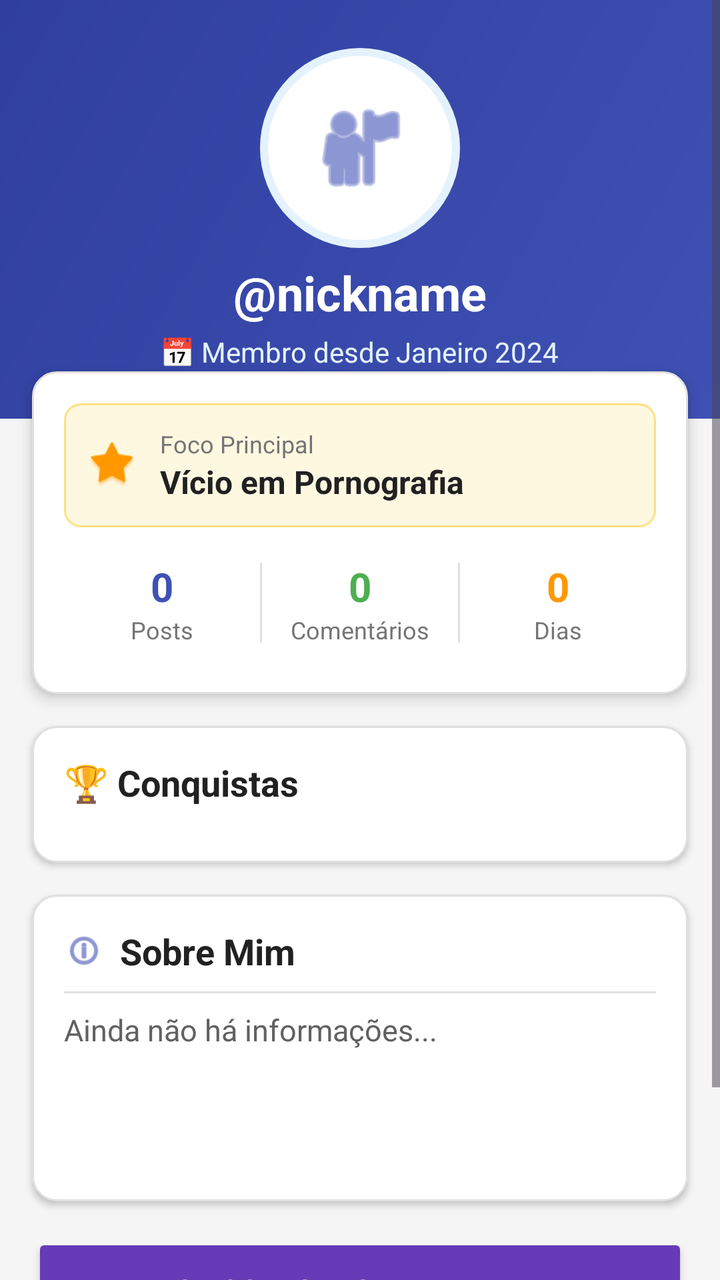
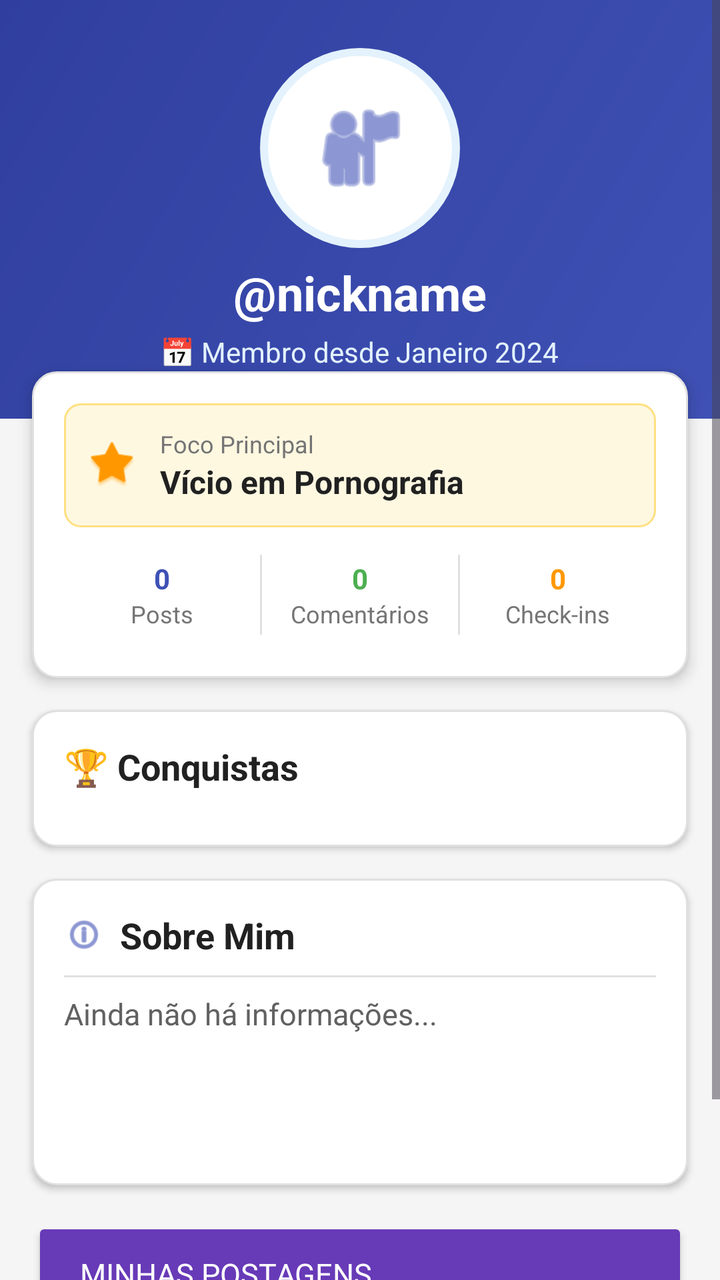

Before-and-after screenshots of an Android layout around one commit, followed by the original layout XML and the change that was made.
<!-- AndroidManifest.xml: application theme Theme.App_Conquistas_2 -->
<!-- res/layout/tela_perfil.xml -->
<?xml version="1.0" encoding="utf-8"?>
<ScrollView xmlns:android="http://schemas.android.com/apk/res/android"
    xmlns:tools="http://schemas.android.com/tools"
    android:layout_width="match_parent"
    android:layout_height="match_parent"
    android:background="#F5F5F5"
    android:fillViewport="true"
    tools:context=".PerfilActivity">

    <RelativeLayout
        android:layout_width="match_parent"
        android:layout_height="wrap_content"
        android:paddingBottom="16dp">

        
        <LinearLayout
            android:id="@+id/headerPerfil"
            android:layout_width="match_parent"
            android:layout_height="wrap_content"
            android:background="@drawable/header_gradient"
            android:gravity="center"
            android:orientation="vertical"
            android:padding="24dp">

            <ImageView
                android:id="@+id/imageViewPerfilIcon"
                android:layout_width="100dp"
                android:layout_height="100dp"
                android:background="@drawable/profile_circle_background"
                android:contentDescription="Ícone do Perfil"
                android:padding="24dp"
                android:src="@android:drawable/ic_menu_myplaces"
                android:tint="#3F51B5" />

            <TextView
                android:id="@+id/textViewNickUsuario"
                android:layout_width="wrap_content"
                android:layout_height="wrap_content"
                android:layout_marginTop="6dp"
                android:text="@nickname"
                android:textColor="#FFFFFF"
                android:textSize="24sp"
                android:textStyle="bold" />

            <TextView
                android:id="@+id/textViewDataEntrada"
                android:layout_width="wrap_content"
                android:layout_height="wrap_content"
                android:layout_marginTop="4dp"
                android:text="📅 Membro desde Janeiro 2024"
                android:textColor="#E3F2FD"
                android:textSize="14sp" />
        </LinearLayout>

        
        <LinearLayout
            android:id="@+id/cardInfo"
            android:layout_width="match_parent"
            android:layout_height="wrap_content"
            android:layout_below="@id/headerPerfil"
            android:layout_marginStart="16dp"
            android:layout_marginTop="-24dp"
            android:layout_marginEnd="16dp"
            android:background="@drawable/card_background"
            android:elevation="4dp"
            android:orientation="vertical"
            android:padding="16dp">

            <LinearLayout
                android:layout_width="match_parent"
                android:layout_height="wrap_content"
                android:background="@drawable/info_item_background"
                android:gravity="center_vertical"
                android:orientation="horizontal"
                android:padding="12dp">

                <ImageView
                    android:layout_width="24dp"
                    android:layout_height="24dp"
                    android:contentDescription="Foco"
                    android:src="@android:drawable/star_big_on"
                    android:tint="#FF9800" />

                <LinearLayout
                    android:layout_width="0dp"
                    android:layout_height="wrap_content"
                    android:layout_marginStart="12dp"
                    android:layout_weight="1"
                    android:orientation="vertical">

                    <TextView
                        android:layout_width="wrap_content"
                        android:layout_height="wrap_content"
                        android:text="Foco Principal"
                        android:textColor="#757575"
                        android:textSize="12sp" />

                    <TextView
                        android:id="@+id/textViewVicioUsuario"
                        android:layout_width="wrap_content"
                        android:layout_height="wrap_content"
                        android:text="Vício em Pornografia"
                        android:textColor="#212121"
                        android:textSize="16sp"
                        android:textStyle="bold" />
                </LinearLayout>
            </LinearLayout>

            <LinearLayout
                android:layout_width="match_parent"
                android:layout_height="wrap_content"
                android:layout_marginTop="8dp"
                android:gravity="center"
                android:orientation="horizontal">

                <LinearLayout
                    android:layout_width="0dp"
                    android:layout_height="wrap_content"
                    android:layout_weight="1"
                    android:gravity="center"
                    android:orientation="vertical"
                    android:padding="8dp">

                    <TextView
                        android:id="@+id/textViewNumPosts"
                        android:layout_width="wrap_content"
                        android:layout_height="wrap_content"
                        android:text="0"
                        android:textColor="#3F51B5"
                        android:textSize="20sp"
                        android:textStyle="bold" />

                    <TextView
                        android:layout_width="wrap_content"
                        android:layout_height="wrap_content"
                        android:text="Posts"
                        android:textColor="#757575"
                        android:textSize="12sp" />
                </LinearLayout>

                <View
                    android:layout_width="1dp"
                    android:layout_height="40dp"
                    android:background="#E0E0E0" />

                <LinearLayout
                    android:layout_width="0dp"
                    android:layout_height="wrap_content"
                    android:layout_weight="1"
                    android:gravity="center"
                    android:orientation="vertical"
                    android:padding="8dp">

                    <TextView
                        android:id="@+id/textViewNumComentarios"
                        android:layout_width="wrap_content"
                        android:layout_height="wrap_content"
                        android:text="0"
                        android:textColor="#4CAF50"
                        android:textSize="20sp"
                        android:textStyle="bold" />

                    <TextView
                        android:layout_width="wrap_content"
                        android:layout_height="wrap_content"
                        android:text="Comentários"
                        android:textColor="#757575"
                        android:textSize="12sp" />
                </LinearLayout>

                <View
                    android:layout_width="1dp"
                    android:layout_height="40dp"
                    android:background="#E0E0E0" />

                <LinearLayout
                    android:layout_width="0dp"
                    android:layout_height="wrap_content"
                    android:layout_weight="1"
                    android:gravity="center"
                    android:orientation="vertical"
                    android:padding="8dp">

                    <TextView
                        android:id="@+id/textViewDiasAtivos"
                        android:layout_width="wrap_content"
                        android:layout_height="wrap_content"
                        android:text="0"
                        android:textColor="#FF9800"
                        android:textSize="20sp"
                        android:textStyle="bold" />

                    <TextView
                        android:layout_width="wrap_content"
                        android:layout_height="wrap_content"
                        android:text="Dias"
                        android:textColor="#757575"
                        android:textSize="12sp" />
                </LinearLayout>
            </LinearLayout>
        </LinearLayout>

        
        <LinearLayout
            android:id="@+id/badgesSection"
            android:layout_width="match_parent"
            android:layout_height="wrap_content"
            android:layout_below="@id/cardInfo"
            android:layout_marginStart="16dp"
            android:layout_marginTop="16dp"
            android:layout_marginEnd="16dp"
            android:background="@drawable/card_background"
            android:elevation="2dp"
            android:orientation="vertical"
            android:padding="16dp">

            <TextView
                android:layout_width="wrap_content"
                android:layout_height="wrap_content"
                android:text="🏆 Conquistas"
                android:textColor="#212121"
                android:textSize="18sp"
                android:textStyle="bold" />

            <HorizontalScrollView
                android:layout_width="match_parent"
                android:layout_height="wrap_content"
                android:layout_marginTop="12dp"
                android:scrollbars="none">

                <LinearLayout
                    android:id="@+id/layoutBadges"
                    android:layout_width="wrap_content"
                    android:layout_height="wrap_content"
                    android:orientation="horizontal">
                    
                </LinearLayout>
            </HorizontalScrollView>
        </LinearLayout>

        
        <LinearLayout
            android:id="@+id/sobreLayout"
            android:layout_width="match_parent"
            android:layout_height="wrap_content"
            android:layout_below="@id/badgesSection"
            android:layout_marginStart="16dp"
            android:layout_marginTop="16dp"
            android:layout_marginEnd="16dp"
            android:background="@drawable/card_background"
            android:elevation="2dp"
            android:orientation="vertical"
            android:padding="16dp">

            <LinearLayout
                android:layout_width="match_parent"
                android:layout_height="wrap_content"
                android:gravity="center_vertical"
                android:orientation="horizontal">

                <ImageView
                    android:layout_width="20dp"
                    android:layout_height="20dp"
                    android:contentDescription="Info"
                    android:src="@android:drawable/ic_menu_info_details"
                    android:tint="#3F51B5" />

                <TextView
                    android:layout_width="wrap_content"
                    android:layout_height="wrap_content"
                    android:layout_marginStart="8dp"
                    android:text="Sobre Mim"
                    android:textColor="#212121"
                    android:textSize="18sp"
                    android:textStyle="bold" />
            </LinearLayout>

            <View
                android:layout_width="match_parent"
                android:layout_height="1dp"
                android:layout_marginTop="8dp"
                android:layout_marginBottom="8dp"
                android:background="#E0E0E0" />

            <TextView
                android:id="@+id/textViewApresentacao"
                android:layout_width="match_parent"
                android:layout_height="wrap_content"
                android:lineSpacingExtra="4dp"
                android:minHeight="80dp"
                android:text="Ainda não há informações..."
                android:textColor="#616161"
                android:textSize="15sp" />
        </LinearLayout>

        
        <Button
            android:id="@+id/buttonMinhasPostagens"
            style="@style/Widget.AppCompat.Button.Colored"
            android:layout_width="match_parent"
            android:layout_height="wrap_content"
            android:layout_below="@id/sobreLayout"
            android:layout_marginStart="16dp"
            android:layout_marginTop="16dp"
            android:layout_marginEnd="16dp"
            android:backgroundTint="#FFC107"
            android:drawableStart="@android:drawable/ic_menu_agenda"
            android:drawablePadding="12dp"
            android:gravity="center_vertical"
            android:paddingStart="24dp"
            android:paddingTop="14dp"
            android:paddingEnd="24dp"
            android:paddingBottom="14dp"
            android:text="Minhas Postagens"
            android:textColor="#FFFFFF"
            android:textSize="15sp" />

        
        <LinearLayout
            android:id="@+id/buttonLayout"
            android:layout_width="match_parent"
            android:layout_height="wrap_content"
            android:layout_below="@id/buttonMinhasPostagens"
            android:layout_marginStart="16dp"
            android:layout_marginTop="16dp"
            android:layout_marginEnd="16dp"
            android:gravity="center_horizontal"
            android:orientation="horizontal">

            <LinearLayout
                android:id="@+id/buttonConversar"
                android:layout_width="0dp"
                android:layout_height="wrap_content"
                android:layout_marginEnd="8dp"
                android:layout_weight="1"
                android:background="@drawable/button_conversar_background"
                android:clickable="true"
                android:focusable="true"
                android:foreground="?attr/selectableItemBackground"
                android:gravity="center"
                android:orientation="horizontal"
                android:padding="14dp">

                <ImageView
                    android:layout_width="20dp"
                    android:layout_height="20dp"
                    android:contentDescription="Conversar"
                    android:src="@android:drawable/ic_dialog_email"
                    android:tint="#FFFFFF" />

                <TextView
                    android:layout_width="wrap_content"
                    android:layout_height="wrap_content"
                    android:layout_marginStart="8dp"
                    android:text="Conversar"
                    android:textColor="#FFFFFF"
                    android:textSize="15sp"
                    android:textStyle="bold" />
            </LinearLayout>

            <LinearLayout
                android:id="@+id/buttonEditarPerfil"
                android:layout_width="0dp"
                android:layout_height="wrap_content"
                android:layout_marginStart="8dp"
                android:layout_weight="1"
                android:background="@drawable/button_editar_background"
                android:clickable="true"
                android:focusable="true"
                android:foreground="?attr/selectableItemBackground"
                android:gravity="center"
                android:orientation="horizontal"
                android:padding="14dp">

                <ImageView
                    android:layout_width="20dp"
                    android:layout_height="20dp"
                    android:contentDescription="Editar"
                    android:src="@android:drawable/ic_menu_edit"
                    android:tint="#FFFFFF" />

                <TextView
                    android:layout_width="wrap_content"
                    android:layout_height="wrap_content"
                    android:layout_marginStart="8dp"
                    android:text="Editar"
                    android:textColor="#FFFFFF"
                    android:textSize="15sp"
                    android:textStyle="bold" />
            </LinearLayout>
        </LinearLayout>

    </RelativeLayout>
</ScrollView>
<!-- resources referenced by this layout -->
<resources>
  <!-- drawable button_conversar_background (drawable) -->
  <?xml version="1.0" encoding="utf-8"?>
  <shape xmlns:android="http://schemas.android.com/apk/res/android"
      android:shape="rectangle">
      <solid android:color="#4CAF50" />
      <corners android:radius="8dp" />
  </shape>
  <!-- drawable button_editar_background (drawable) -->
  <?xml version="1.0" encoding="utf-8"?>
  <shape xmlns:android="http://schemas.android.com/apk/res/android"
      android:shape="rectangle">
      <solid android:color="#3F51B5" />
      <corners android:radius="8dp" />
  </shape>
  <!-- drawable card_background (drawable) -->
  <?xml version="1.0" encoding="utf-8"?>
  <shape xmlns:android="http://schemas.android.com/apk/res/android">
      <solid android:color="#FFFFFF" />
      <corners android:radius="12dp" />
      <stroke
          android:width="1dp"
          android:color="#E0E0E0" />
  </shape>
  <!-- drawable header_gradient (drawable) -->
  <?xml version="1.0" encoding="utf-8"?>
  <shape xmlns:android="http://schemas.android.com/apk/res/android">
      <gradient
          android:angle="135"
          android:endColor="#303F9F"
          android:startColor="#3F51B5"
          android:type="linear" />
  </shape>
  <!-- drawable info_item_background (drawable) -->
  <?xml version="1.0" encoding="utf-8"?>
  <shape xmlns:android="http://schemas.android.com/apk/res/android"
      android:shape="rectangle">
      <solid android:color="#FFF8E1" />
      <corners android:radius="8dp" />
      <stroke
          android:width="1dp"
          android:color="#FFE082" />
  </shape>
  <!-- drawable profile_circle_background (drawable) -->
  <?xml version="1.0" encoding="utf-8"?>
  <shape xmlns:android="http://schemas.android.com/apk/res/android"
      android:shape="oval">
      <solid android:color="#FFFFFF" />
      <stroke
          android:width="4dp"
          android:color="#E3F2FD" />
  </shape>
  <style name="Theme.App_Conquistas_2" parent="Base.Theme.App_Conquistas_2" />
  <style name="Base.Theme.App_Conquistas_2" parent="Theme.Material3.DayNight.NoActionBar">
          
          <item name="colorPrimary">@color/colorPrimary</item>
          <item name="colorPrimaryVariant">@color/colorPrimaryVariant</item>
          <item name="colorSecondary">@color/colorSecondary</item>
          <item name="colorSecondaryVariant">@color/colorSecondaryVariant</item>
          <item name="colorOnPrimary">@color/colorOnPrimary</item>
          <item name="colorOnSecondary">@color/colorOnSecondary</item>
          
          
          <item name="android:windowBackground">@color/colorBackground</item>
          <item name="colorSurface">@color/colorSurface</item>
          
          
          <item name="android:fontFamily">sans-serif</item>
          
          
          <item name="android:statusBarColor">@color/colorPrimaryVariant</item>
          <item name="android:navigationBarColor">@color/colorBackground</item>
      </style>
  <color name="colorPrimary">#673AB7</color>
  <color name="colorPrimaryVariant">#512DA8</color>
  <color name="colorSecondary">#009688</color>
  <color name="colorSecondaryVariant">#00796B</color>
  <color name="colorOnPrimary">#FFFFFF</color>
  <color name="colorOnSecondary">#FFFFFF</color>
  <color name="colorBackground">#F3F4F6</color>
  <color name="colorSurface">#FFFFFF</color>
</resources>

<!-- the commit's change to res/layout/tela_perfil.xml (unified diff, before → after) -->
@@ -1,5 +1,6 @@
 <?xml version="1.0" encoding="utf-8"?>
 <ScrollView xmlns:android="http://schemas.android.com/apk/res/android"
+    xmlns:app="http://schemas.android.com/apk/res-auto"
     xmlns:tools="http://schemas.android.com/tools"
     android:layout_width="match_parent"
     android:layout_height="match_parent"
@@ -123,11 +124,16 @@
 
                     <TextView
                         android:id="@+id/textViewNumPosts"
-                        android:layout_width="wrap_content"
-                        android:layout_height="wrap_content"
+                        android:layout_width="match_parent"
+                        android:layout_height="wrap_content"
+                        android:gravity="center"
+                        android:lines="1"
+                        android:maxLines="1"
+                        app:autoSizeTextType="uniform"
+                        app:autoSizeMinTextSize="12sp"
+                        app:autoSizeMaxTextSize="20sp"
                         android:text="0"
                         android:textColor="#3F51B5"
-                        android:textSize="20sp"
                         android:textStyle="bold" />
 
                     <TextView
@@ -153,11 +159,16 @@
 
                     <TextView
                         android:id="@+id/textViewNumComentarios"
-                        android:layout_width="wrap_content"
-                        android:layout_height="wrap_content"
+                        android:layout_width="match_parent"
+                        android:layout_height="wrap_content"
+                        android:gravity="center"
+                        android:lines="1"
+                        android:maxLines="1"
+                        app:autoSizeTextType="uniform"
+                        app:autoSizeMinTextSize="12sp"
+                        app:autoSizeMaxTextSize="20sp"
                         android:text="0"
                         android:textColor="#4CAF50"
-                        android:textSize="20sp"
                         android:textStyle="bold" />
 
                     <TextView
@@ -183,17 +194,22 @@
 
                     <TextView
                         android:id="@+id/textViewDiasAtivos"
-                        android:layout_width="wrap_content"
-                        android:layout_height="wrap_content"
+                        android:layout_width="match_parent"
+                        android:layout_height="wrap_content"
+                        android:gravity="center"
+                        android:lines="1"
+                        android:maxLines="1"
+                        app:autoSizeTextType="uniform"
+                        app:autoSizeMinTextSize="12sp"
+                        app:autoSizeMaxTextSize="20sp"
                         android:text="0"
                         android:textColor="#FF9800"
-                        android:textSize="20sp"
                         android:textStyle="bold" />
 
                     <TextView
                         android:layout_width="wrap_content"
                         android:layout_height="wrap_content"
-                        android:text="Dias"
+                        android:text="Check-ins"
                         android:textColor="#757575"
                         android:textSize="12sp" />
                 </LinearLayout>
@@ -383,7 +399,7 @@
                     android:layout_width="wrap_content"
                     android:layout_height="wrap_content"
                     android:layout_marginStart="8dp"
-                    android:text="Editar"
+                    android:text="Editar/Excluir"
                     android:textColor="#FFFFFF"
                     android:textSize="15sp"
                     android:textStyle="bold" />
